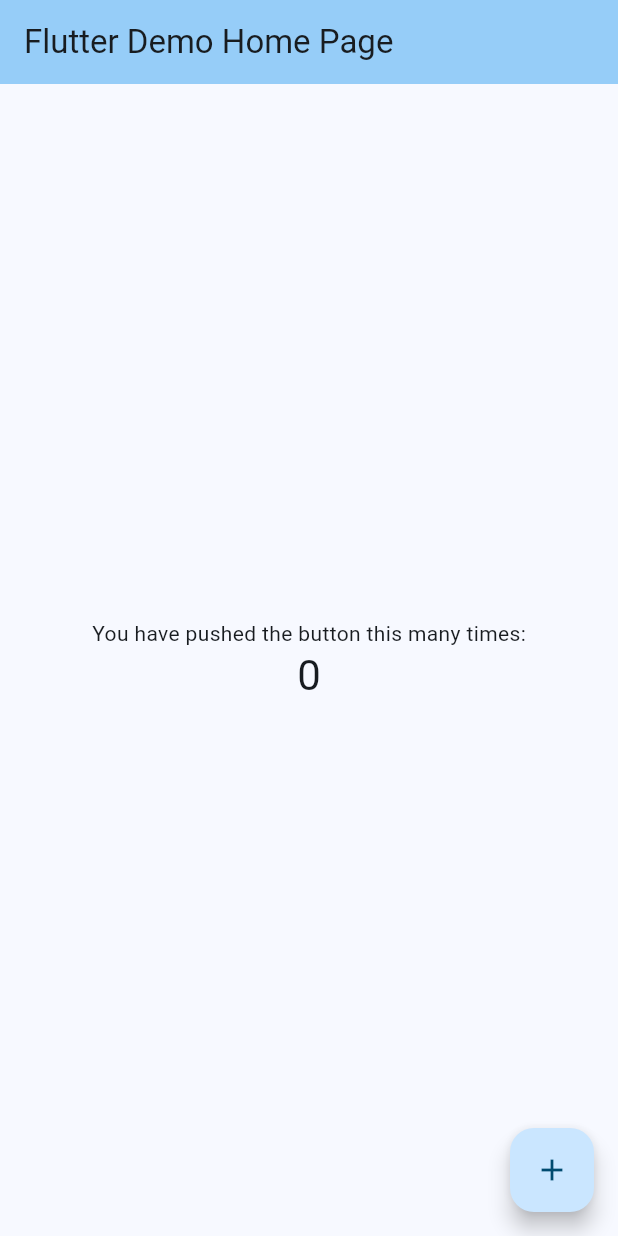
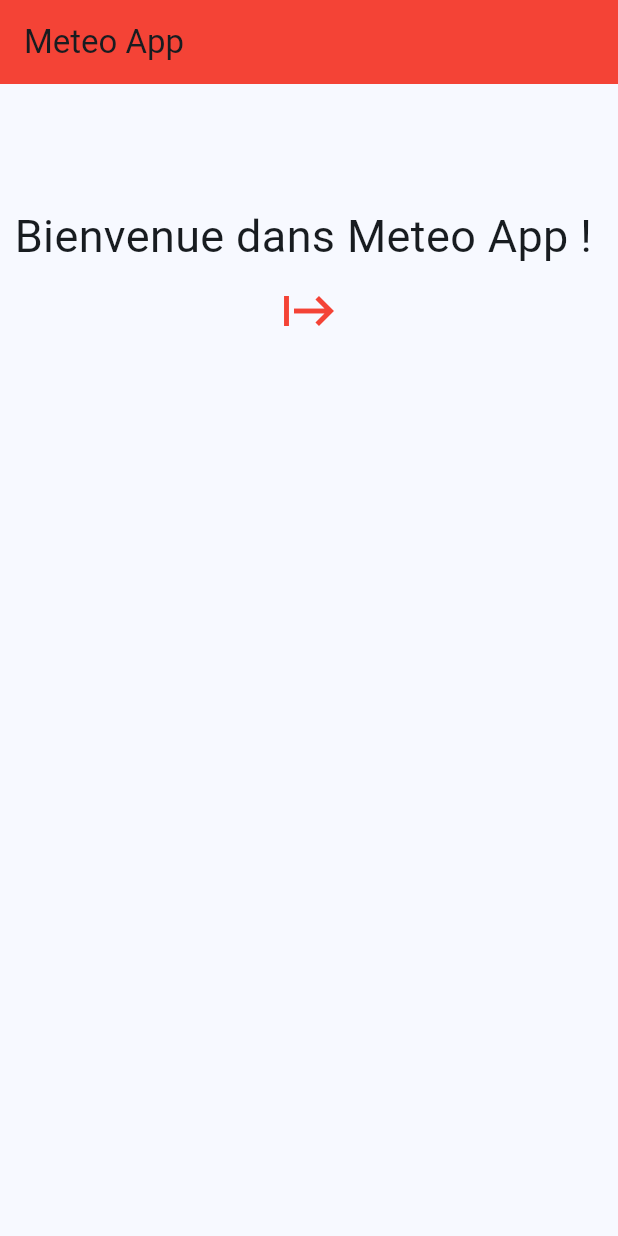
Before and after one commit to djibzo/meteo_app, a Flutter app: the screen it shows after launch, on a phone screen of 412 x 824 dp. Run offline on Flutter 3.47's test engine with Material 3 defaults, Android fonts, the phone set to English and light mode, and no system bars.

Commit message:
ajout page load

```diff
--- a/lib/main.dart
+++ b/lib/main.dart
@@ -19,7 +19,7 @@ class MyApp extends StatelessWidget {
         useMaterial3: true,
 
       ),
-        home: const HomeScreen(title: 'Flutter Demo Home Page'),
+        home: const HomeScreen(title: 'Meteo App'),
       );
 
   }
--- a/lib/screens/home_screen.dart
+++ b/lib/screens/home_screen.dart
@@ -1,16 +1,11 @@
 import 'package:flutter/material.dart';
+import 'package:meteo_app/utils/consts.dart';
+
+import 'loader_weather_screen.dart';
 
 class HomeScreen extends StatefulWidget {
   const HomeScreen({super.key, required this.title});
 
-  // This widget is the home page of your application. It is stateful, meaning
-  // that it has a State object (defined below) that contains fields that affect
-  // how it looks.
-
-  // This class is the configuration for the state. It holds the values (in this
-  // case the title) provided by the parent (in this case the App widget) and
-  // used by the build method of the State. Fields in a Widget subclass are
-  // always marked "final".
 
   final String title;
 
@@ -19,70 +14,35 @@ class HomeScreen extends StatefulWidget {
 }
 
 class _HomeScreenState extends State<HomeScreen> {
-  int _counter = 0;
-
-  void _incrementCounter() {
-    setState(() {
-      // This call to setState tells the Flutter framework that something has
-      // changed in this State, which causes it to rerun the build method below
-      // so that the display can reflect the updated values. If we changed
-      // _counter without calling setState(), then the build method would not be
-      // called again, and so nothing would appear to happen.
-      _counter++;
-    });
-  }
-
   @override
   Widget build(BuildContext context) {
-    // This method is rerun every time setState is called, for instance as done
-    // by the _incrementCounter method above.
-    //
-    // The Flutter framework has been optimized to make rerunning build methods
-    // fast, so that you can just rebuild anything that needs updating rather
-    // than having to individually change instances of widgets.
+
     return Scaffold(
       appBar: AppBar(
-        // TRY THIS: Try changing the color here to a specific color (to
-        // Colors.amber, perhaps?) and trigger a hot reload to see the AppBar
-        // change color while the other colors stay the same.
-        backgroundColor: Theme.of(context).colorScheme.inversePrimary,
-        // Here we take the value from the MyHomePage object that was created by
-        // the App.build method, and use it to set our appbar title.
+        backgroundColor: appliColor,
         title: Text(widget.title),
       ),
-      body: Center(
-        // Center is a layout widget. It takes a single child and positions it
-        // in the middle of the parent.
+      body:  Center(
+
         child: Column(
-          // Column is also a layout widget. It takes a list of children and
-          // arranges them vertically. By default, it sizes itself to fit its
-          // children horizontally, and tries to be as tall as its parent.
-          //
-          // Column has various properties to control how it sizes itself and
-          // how it positions its children. Here we use mainAxisAlignment to
-          // center the children vertically; the main axis here is the vertical
-          // axis because Columns are vertical (the cross axis would be
-          // horizontal).
-          //
-          // TRY THIS: Invoke "debug painting" (choose the "Toggle Debug Paint"
-          // action in the IDE, or press "p" in the console), to see the
-          // wireframe for each widget.
-          mainAxisAlignment: MainAxisAlignment.center,
+          mainAxisAlignment: MainAxisAlignment.start,
           children: <Widget>[
-            const Text(
-              'You have pushed the button this many times:',
+            const Padding(
+              padding: EdgeInsets.only(top: 80),
+              child: Text(
+                'Bienvenue dans Meteo App ! ',style: TextStyle(fontSize: 30),
+              ),
             ),
-            Text(
-              '$_counter',
-              style: Theme.of(context).textTheme.headlineMedium,
-            ),
+            IconButton(
+              onPressed: () {
+                  Navigator.push(context, MaterialPageRoute(builder: (context) {
+                    return LoaderWeatherScreen();
+                  },));
+                },
+                icon: Icon(Icons.start,size: 40,color: appliColor,),
+            )
           ],
         ),
-      ),
-      floatingActionButton: FloatingActionButton(
-        onPressed: _incrementCounter,
-        tooltip: 'Increment',
-        child: const Icon(Icons.add),
       ), // This trailing comma makes auto-formatting nicer for build methods.
     );
   }
--- /dev/null
+++ b/lib/utils/consts.dart
@@ -0,0 +1,5 @@
+import 'dart:ui';
+
+import 'package:flutter/material.dart';
+
+ Color appliColor=Colors.red;
```
Also changed, not shown: lib/screens/loader_weather_screen.dart (added, +23 -0 lines).
